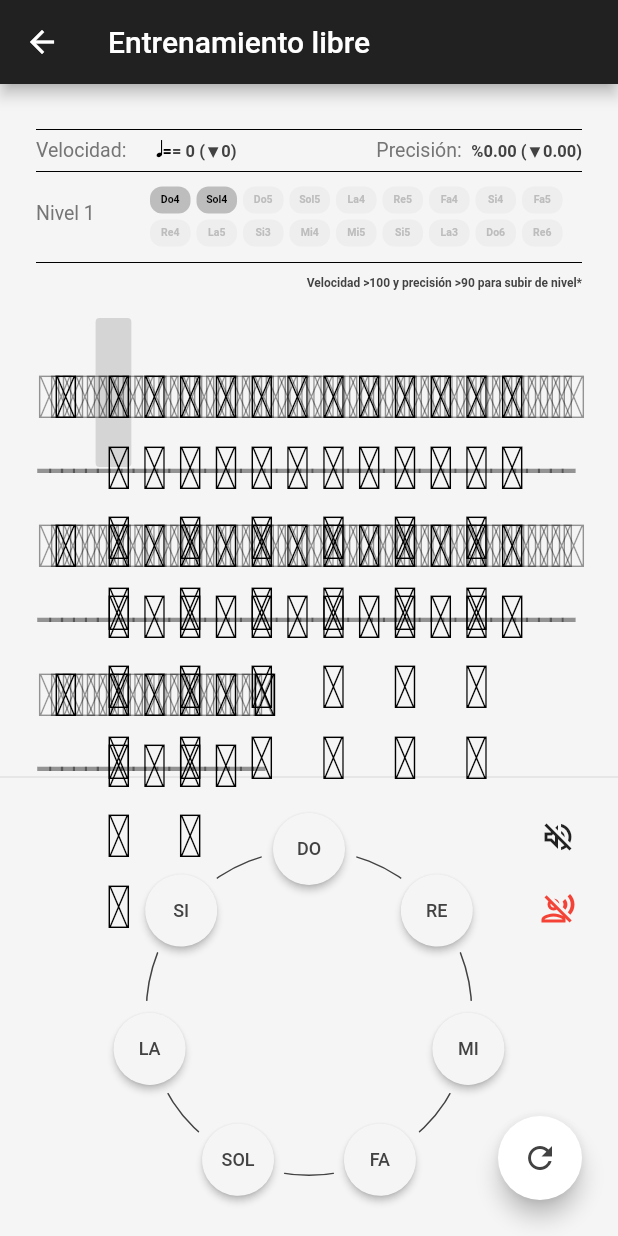
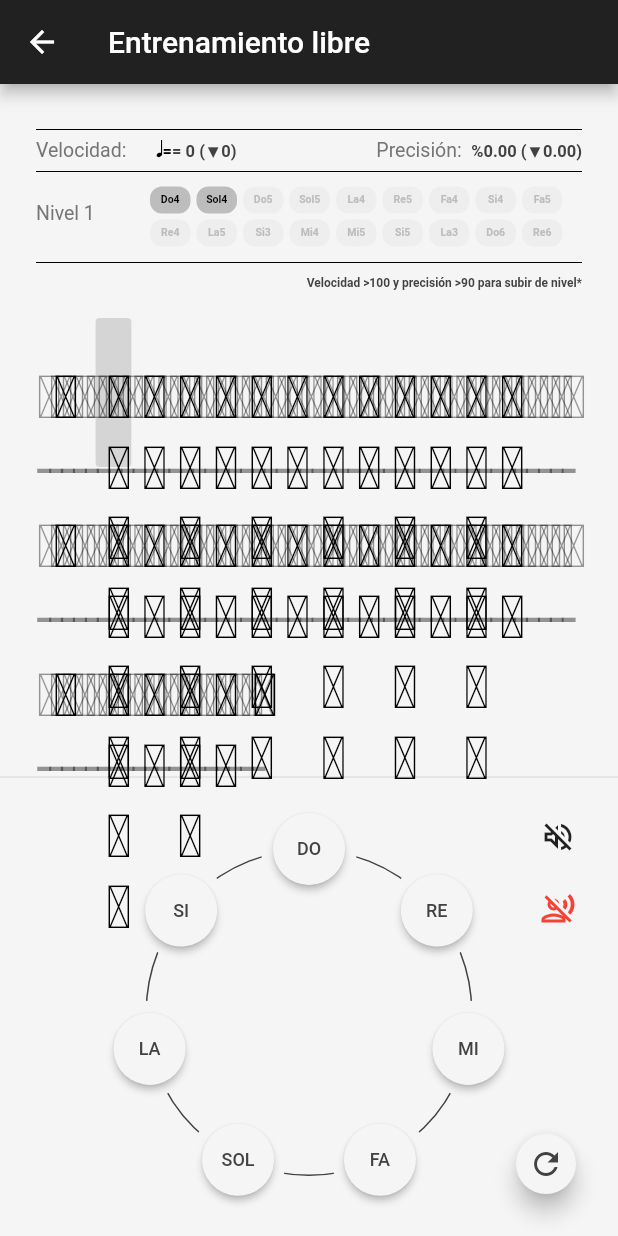
Before and after one commit to Helzio/Solfeo, a Flutter app: the screen it shows after launch, after a tap on "Entrenamiento libre", on a phone screen of 412 x 824 dp. Run offline on Flutter 3.47's test engine with Material 2 defaults, Android fonts, the light colour scheme and no system bars; our stand-ins replace auto_route, dartz, dio, flutter_riverpod, freezed_annotation, lottie and 3 more; missing offline and left inert: soundpool; Roboto replaces fonts that are missing (BravuraText).

Commit message:
Change botonera Fab

```diff
--- a/lib/presentation/acore/widgets/botonera/botonera.dart
+++ b/lib/presentation/acore/widgets/botonera/botonera.dart
@@ -32,8 +32,8 @@ class _BotoneraState extends ConsumerState<Botonera> {
   Widget build(BuildContext context) {
     return Scaffold(
       backgroundColor: Colors.transparent,
-      floatingActionButton: FloatingActionButton(
-        backgroundColor: Colors.white,
+      floatingActionButton: FloatingActionButton.small(
+        backgroundColor: widget.color,
         onPressed: () {
           ref.read(lecturaEjercicioProvider.notifier).generateNotes();
         },
@@ -184,7 +184,6 @@ class _VoiceButtonState extends ConsumerState<VoiceButton> {
             if (newNotas != notas) {
               //! Más larga
               if (newNotas.length > notas.length) {
-
                 if (notas.isNotEmpty) {
                   newNotas.removeRange(0, notas.length);
                 }
--- a/lib/presentation/pages/menu_principal/menu/menu_movil.dart
+++ b/lib/presentation/pages/menu_principal/menu/menu_movil.dart
@@ -70,36 +70,8 @@ class _MenuMovilState extends State<MenuMovil> {
                     const SizedBox(
                       width: 24,
                     ),
-                    Expanded(
-                      child: Column(
-                        crossAxisAlignment: CrossAxisAlignment.start,
-                        children: [
-                          const Text(
-                            "Score: 1433",
-                            style: TextStyle(
-                              fontSize: 18,
-                              color: Color(0xff2E3E5C),
-                              fontWeight: FontWeight.w500,
-                            ),
-                          ),
-                          const SizedBox(
-                            height: 4,
-                          ),
-                          const LinearProgressIndicator(
-                            value: .33,
-                          ),
-                          const SizedBox(
-                            height: 4,
-                          ),
-                          Align(
-                            alignment: Alignment.topLeft,
-                            child: Text(
-                              "Meta diaría: 5/15 min.",
-                              style: Theme.of(context).textTheme.caption,
-                            ),
-                          ),
-                        ],
-                      ),
+                    const Expanded(
+                      child: MetaDiariaWidget(),
                     ),
                   ],
                 ),
@@ -408,3 +380,42 @@ class _MenuMovilState extends State<MenuMovil> {
     );
   }
 }
+
+class MetaDiariaWidget extends StatelessWidget {
+  const MetaDiariaWidget({
+    Key? key,
+  }) : super(key: key);
+
+  @override
+  Widget build(BuildContext context) {
+    return Column(
+      crossAxisAlignment: CrossAxisAlignment.start,
+      children: [
+        const Text(
+          "Meta diaria",
+          style: TextStyle(
+            fontSize: 18,
+            color: Color(0xff2E3E5C),
+            fontWeight: FontWeight.w500,
+          ),
+        ),
+        const SizedBox(
+          height: 4,
+        ),
+        const LinearProgressIndicator(
+          value: .33,
+        ),
+        const SizedBox(
+          height: 4,
+        ),
+        Align(
+          alignment: Alignment.topRight,
+          child: Text(
+            "5/15 min.",
+            style: Theme.of(context).textTheme.caption,
+          ),
+        ),
+      ],
+    );
+  }
+}
```
